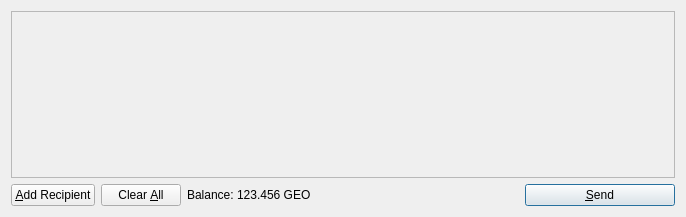
First picture: the form in src/qt/forms/sendcoinsdialog.ui, repository JurisKhan/dv8coin, before the edit.
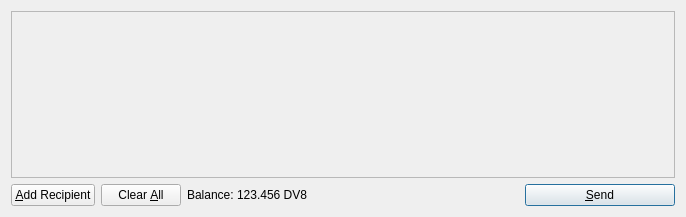
Second picture: the form after the edit. Icons and pictures are not drawn.

Commit message:
Updating Ticker Symbols for the units and UI elem
Noticed that the ticker symbol was not updated as it was the one that
was used for GEOCOIN.

What changed in the file:
```diff
--- a/src/qt/forms/sendcoinsdialog.ui
+++ b/src/qt/forms/sendcoinsdialog.ui
@@ -119,7 +119,7 @@
           <cursorShape>IBeamCursor</cursorShape>
          </property>
          <property name="text">
-          <string>123.456 GEO</string>
+          <string>123.456 DV8</string>
          </property>
          <property name="textInteractionFlags">
           <set>Qt::LinksAccessibleByMouse|Qt::TextSelectableByKeyboard|Qt::TextSelectableByMouse</set>
```
The commit also changes 5 other files.
